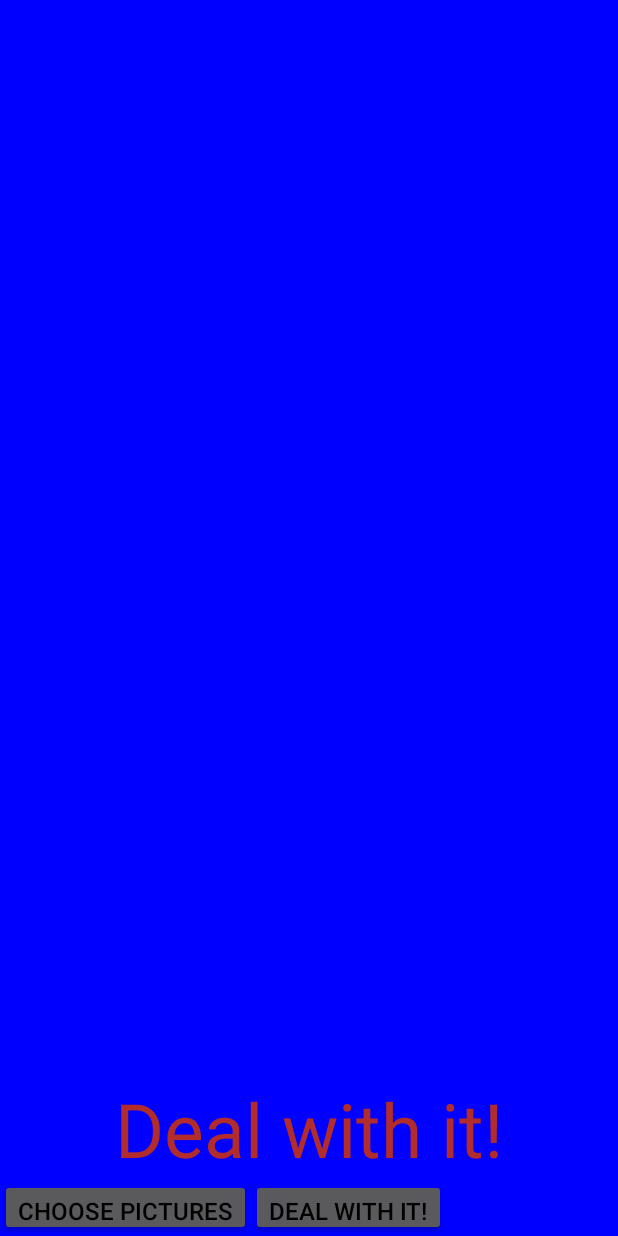
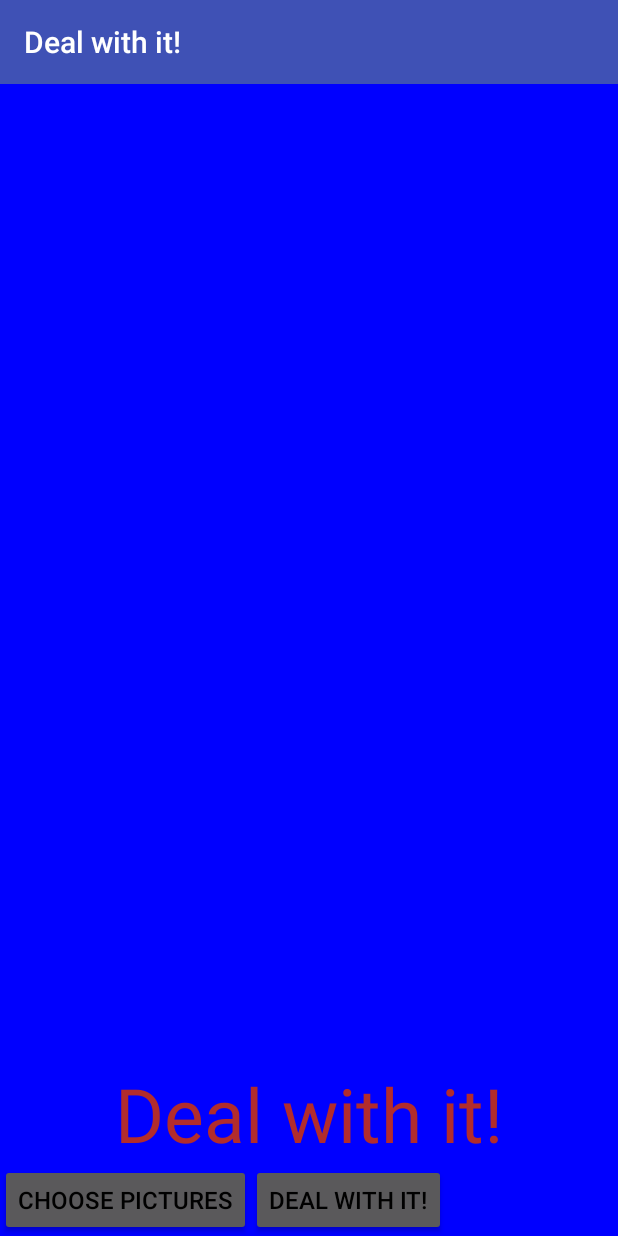
Before and after one commit to Cbrennem/dealwithit, an Android app: the screen it shows after launch (MainActivity), after a tap on "DEAL WITH IT!", on a phone screen of 412 x 824 dp. Run offline under Robolectric (Android 15) with nearby library versions, the phone set to English and light mode, and no system bars.

Commit message:
Added Toolbar After reSync

```diff
--- a/app/src/main/java/com/example/threegnome/dealwithit/MainActivity.java
+++ b/app/src/main/java/com/example/threegnome/dealwithit/MainActivity.java
@@ -28,6 +28,7 @@ import android.os.Build;
 import android.provider.MediaStore;
 import android.support.v7.app.AppCompatActivity;
 import android.os.Bundle;
+import android.support.v7.widget.Toolbar;
 import android.util.Log;
 import android.view.View;
 import android.view.ViewGroup;
@@ -83,6 +84,9 @@ public class MainActivity extends AppCompatActivity  {
 
         super.onCreate(savedInstanceState);
         setContentView(R.layout.activity_main);
+
+        Toolbar toolbar = (Toolbar) findViewById(R.id.topToolbar);
+        setSupportActionBar(toolbar);
 
         imgviewPhoto = (ImageView) findViewById(R.id.photoView);
 
--- a/app/src/main/res/layout/activity_main.xml
+++ b/app/src/main/res/layout/activity_main.xml
@@ -10,11 +10,17 @@
     android:weightSum="1"
     android:fitsSystemWindows="true">
 
+    <android.support.v7.widget.Toolbar
+        android:id="@+id/topToolbar"
+        android:layout_width="match_parent"
+        android:layout_height="wrap_content"
+        android:background="?attr/colorPrimary"/>
+
     <RelativeLayout
         android:id="@+id/pictureLayout"
         android:layout_width="match_parent"
         android:layout_height="0dp"
-        android:layout_weight=".8">
+        android:layout_weight="1">
 
         <ImageView
             android:layout_width="match_parent"
@@ -39,8 +45,7 @@
     <LinearLayout
         android:orientation="horizontal"
         android:layout_width="match_parent"
-        android:layout_weight="0.2"
-        android:layout_height="0dp">
+        android:layout_height="wrap_content">
 
         <Button
             android:layout_width="wrap_content"
--- a/app/src/main/res/values/styles.xml
+++ b/app/src/main/res/values/styles.xml
@@ -1,8 +1,10 @@
 <resources>
 
     <!-- Base application theme. -->
-    <style name="AppTheme" parent="Theme.AppCompat.NoActionBar">
+    <style name="AppTheme" parent="Theme.AppCompat">
         <!-- Customize your theme here. -->
+        <item name="windowActionBar">false</item>
+        <item name="windowNoTitle">true</item>
         <item name="colorPrimary">@color/colorPrimary</item>
         <item name="colorPrimaryDark">@color/colorPrimaryDark</item>
         <item name="colorAccent">@color/colorAccent</item>
```
